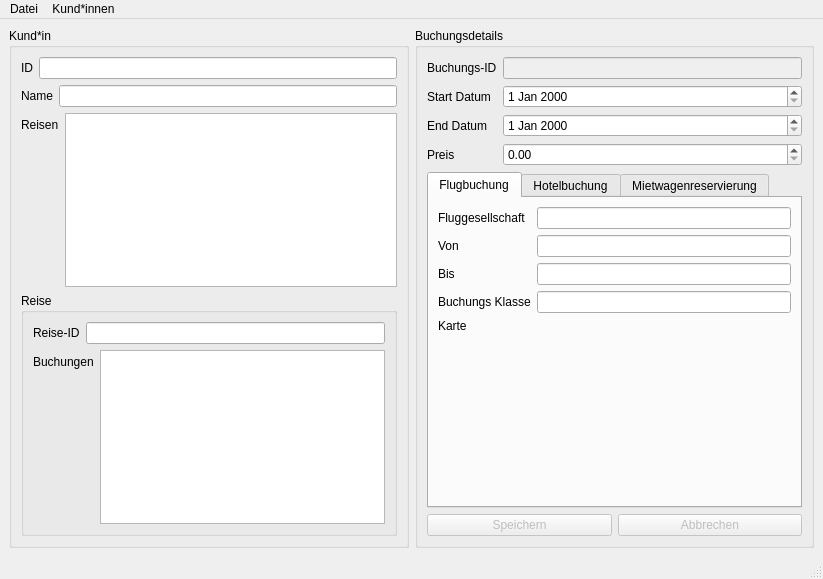
Above: mainwindow.ui from WladlenM/Reisebuero_Projekt before the change. Below: the same form after it.
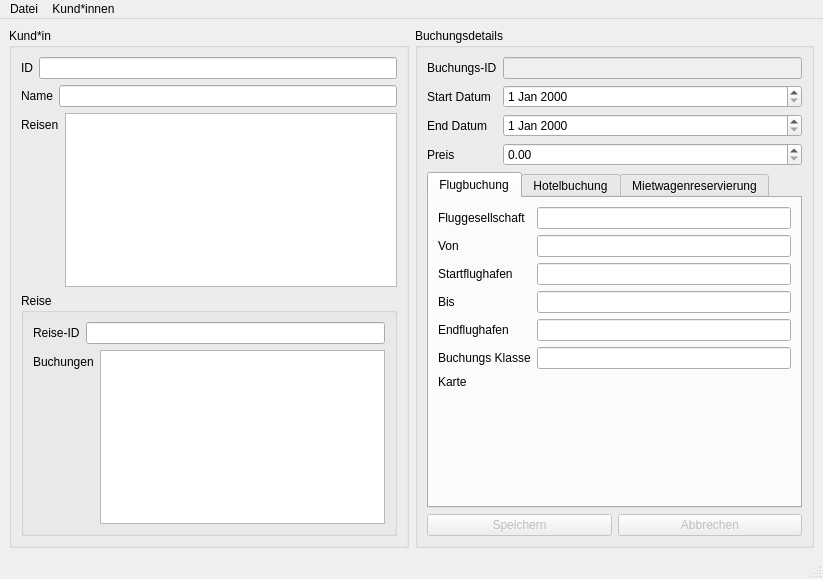
That is the form after the change. The open tabs and pages were chosen to show the change.

Patch:
```diff
--- a/mainwindow.ui
+++ b/mainwindow.ui
@@ -252,40 +252,68 @@
                  <item row="1" column="1">
                   <widget class="QLineEdit" name="lineEditvonFlug"/>
                  </item>
-                 <item row="2" column="0">
+                 <item row="3" column="0">
                   <widget class="QLabel" name="label_8">
                    <property name="text">
                     <string>Bis</string>
                    </property>
                   </widget>
                  </item>
-                 <item row="2" column="1">
+                 <item row="3" column="1">
                   <widget class="QLineEdit" name="lineEditbisFlug"/>
                  </item>
-                 <item row="3" column="0">
+                 <item row="5" column="0">
                   <widget class="QLabel" name="label_9">
                    <property name="text">
                     <string>Buchungs Klasse</string>
                    </property>
                   </widget>
                  </item>
-                 <item row="3" column="1">
+                 <item row="5" column="1">
                   <widget class="QLineEdit" name="lineEditFlugsitz"/>
                  </item>
-                 <item row="4" column="0">
+                 <item row="6" column="0">
                   <widget class="QLabel" name="label_21">
                    <property name="text">
                     <string>Karte</string>
                    </property>
                   </widget>
                  </item>
-                 <item row="4" column="1">
+                 <item row="6" column="1">
                   <widget class="QLabel" name="labelKarteUrl">
                    <property name="text">
                     <string/>
                    </property>
                   </widget>
                  </item>
+                 <item row="2" column="1">
+                  <widget class="QLineEdit" name="lineEditStartflughafen">
+                   <property name="readOnly">
+                    <bool>true</bool>
+                   </property>
+                  </widget>
+                 </item>
+                 <item row="2" column="0">
+                  <widget class="QLabel" name="label_24">
+                   <property name="text">
+                    <string>Startflughafen</string>
+                   </property>
+                  </widget>
+                 </item>
+                 <item row="4" column="1">
+                  <widget class="QLineEdit" name="lineEditEndflughafen">
+                   <property name="readOnly">
+                    <bool>true</bool>
+                   </property>
+                  </widget>
+                 </item>
+                 <item row="4" column="0">
+                  <widget class="QLabel" name="label_25">
+                   <property name="text">
+                    <string>Endflughafen</string>
+                   </property>
+                  </widget>
+                 </item>
                 </layout>
                </item>
               </layout>
```
Left out of the diff: 2 changed lines with no effect on the pictures.
